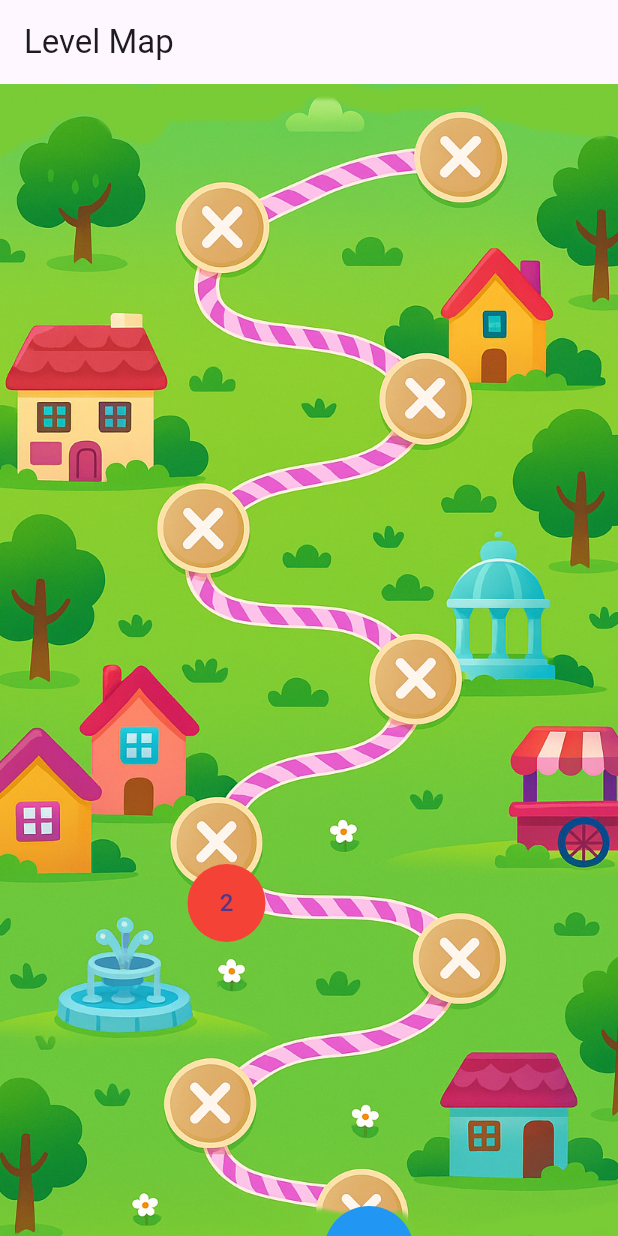
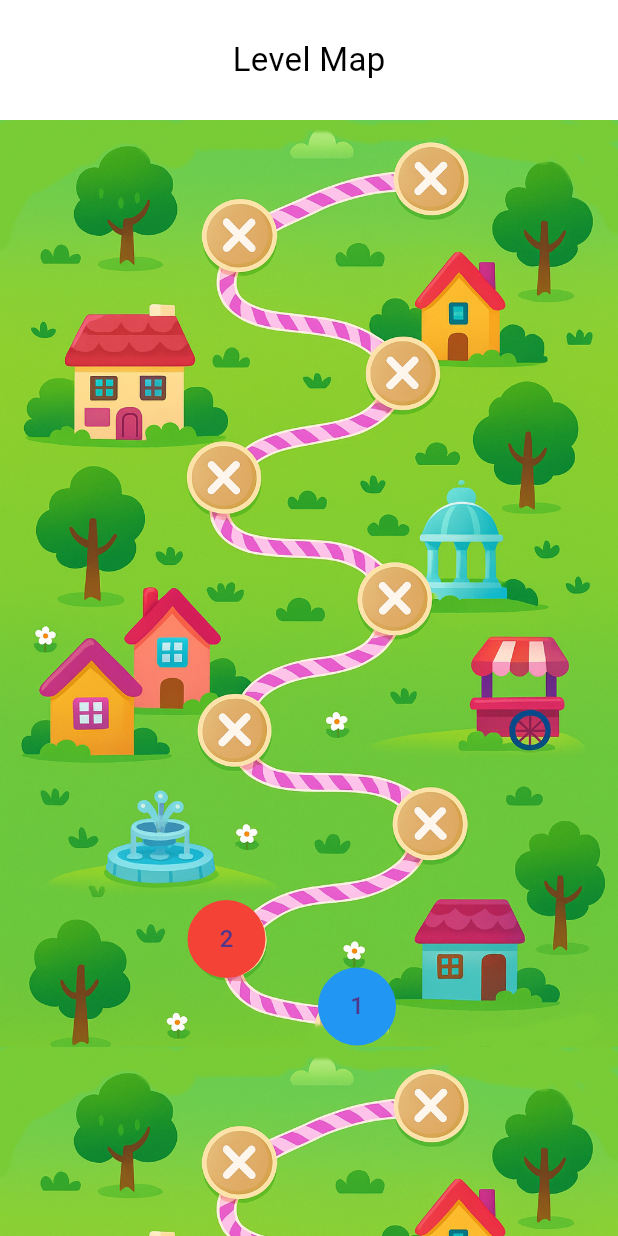
Before and after one commit to RieckA2306/slide_escape, a Flutter app: the screen it shows after launch, on a phone screen of 412 x 824 dp. Run offline on Flutter 3.47's test engine with Material 3 defaults, Android fonts, the phone set to English and light mode, and no system bars.

Commit message:
2. Schicht aber Header ist leider unten

```diff
--- a/lib/features/level_map/level_map_screen.dart
+++ b/lib/features/level_map/level_map_screen.dart
@@ -1,58 +1,106 @@
 import 'package:flutter/material.dart';
 import '../../domain/level.dart';
 
-class LevelMapScreen extends StatelessWidget {
+class LevelMapScreen extends StatefulWidget {
   const LevelMapScreen({super.key});
 
   @override
+  State<LevelMapScreen> createState() => _LevelMapScreenState();
+}
+
+class _LevelMapScreenState extends State<LevelMapScreen> {
+  final ScrollController _scrollController = ScrollController();
+
+  @override
+  void initState() {
+    super.initState();
+
+    // beim ersten Frame nach ganz unten scrollen
+    WidgetsBinding.instance.addPostFrameCallback((_) {
+      if (_scrollController.hasClients) {
+        _scrollController.jumpTo(_scrollController.position.maxScrollExtent);
+      }
+    });
+  }
+
+  @override
   Widget build(BuildContext context) {
-    // Testlevels
     final levels = [
       Level(id: 1, type: LevelType.normal, size: 6, targetIds: [1]),
       Level(id: 2, type: LevelType.normal, size: 6, targetIds: [1]),
+      Level(id: 10, type: LevelType.normal, size: 6, targetIds: [1]),
+      Level(id: 11, type: LevelType.normal, size: 6, targetIds: [1]),
     ];
 
     return Scaffold(
-      appBar: AppBar(title: const Text("Level Map")),
-      body: Stack(
-        children: [
-          // Hintergrundbild füllt den kompletten Screen
-          Positioned.fill(
-            child: Image.asset(
-              "assets/map_background/background.jpg",
-              fit: BoxFit.cover, // skaliert so, dass alles ausgefüllt ist
-            ),
-          ),
-
-          // Level 1 Button
-          Positioned(
-            left: 216, // X-Koordinate
-            top: 748,  // Y-Koordinate
-            child: GestureDetector(
-              onTap: () => Navigator.pushNamed(context, "/game", arguments: levels[0]),
-              child: const CircleAvatar(
-                radius: 30,
-                backgroundColor: Colors.blue,
-                child: Text("1"),
+      body: CustomScrollView(
+        controller: _scrollController,
+        slivers: [
+          // Sticky Header oben
+          SliverAppBar(
+            pinned: true,
+            expandedHeight: 80,
+            backgroundColor: Colors.white,
+            flexibleSpace: const Center(
+              child: Text(
+                "Level Map",
+                style: TextStyle(fontSize: 22, color: Colors.black),
               ),
             ),
           ),
 
-          // Level 2 Button
-          Positioned(
-            left: 125,
-            top: 520,
-            child: GestureDetector(
-              onTap: () => Navigator.pushNamed(context, "/game", arguments: levels[1]),
-              child: const CircleAvatar(
-                radius: 26,
-                backgroundColor: Colors.red,
-                child: Text("2"),
-              ),
+          // Abschnitt mit Level 1 & 2 (ganz unten Startpunkt)
+          SliverToBoxAdapter(
+            child: _buildMapSection(
+              context,
+              children: [
+                _buildLevel(212, 565, "1", Colors.blue),
+                _buildLevel(125, 520, "2", Colors.red),
+              ],
+            ),
+          ),
+
+          // Abschnitt mit Level 10 & 11 (weiter oben)
+          SliverToBoxAdapter(
+            child: _buildMapSection(
+              context,
+              children: [
+                _buildLevel(200, 560, "10", Colors.green),
+                _buildLevel(100, 510, "11", Colors.orange),
+              ],
             ),
           ),
         ],
       ),
     );
   }
+
+  Widget _buildMapSection(BuildContext context,
+      {required List<Widget> children}) {
+    return SizedBox(
+      width: MediaQuery.of(context).size.width,
+      child: Stack(
+        children: [
+          Image.asset(
+            "assets/map_background/background.jpg",
+            width: MediaQuery.of(context).size.width,
+            fit: BoxFit.fitWidth,
+          ),
+          ...children,
+        ],
+      ),
+    );
+  }
+
+  Widget _buildLevel(double left, double top, String text, Color color) {
+    return Positioned(
+      left: left,
+      top: top,
+      child: CircleAvatar(
+        radius: 26,
+        backgroundColor: color,
+        child: Text(text),
+      ),
+    );
+  }
 }
```
